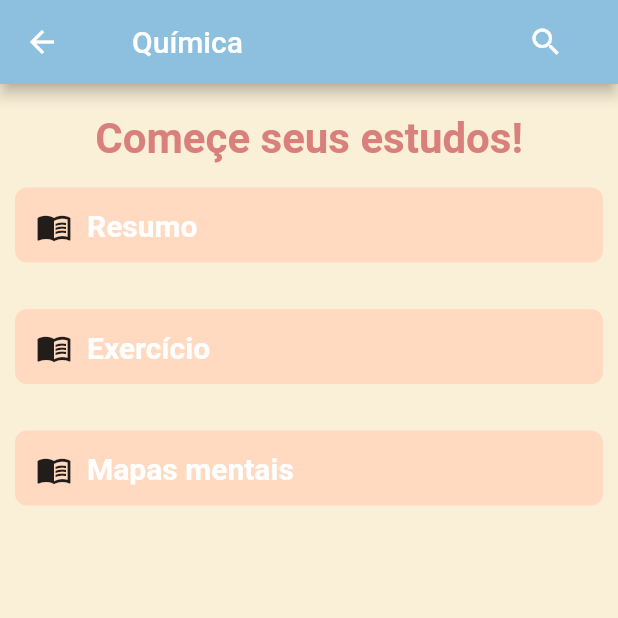
After one commit to Maahrcy/study_app, a Flutter app: the Quimica screen opened directly, on a phone screen of 412 x 824 dp, the top half of it. The commit adds this screen. Run offline on Flutter 3.47's test engine with Material 2 defaults, Android fonts, the phone set to English and light mode, and no system bars; our stand-ins replace google_fonts; missing offline and left inert: dart:html; Roboto replaces fonts that are missing (Sriracha).

Commit message:
Add files via upload

```diff
--- a/lib/resume_page/desc_pag.dart
+++ b/lib/resume_page/desc_pag.dart
@@ -1,4 +1,4 @@
-class Desc{
+ class Desc{
   final String titlo;
 
   Desc({
--- /dev/null
+++ b/lib/resume_page/quimica.dart
@@ -0,0 +1,155 @@
+import 'dart:ui';
+import 'package:flutter/cupertino.dart';
+import 'package:flutter/material.dart';
+import 'package:google_fonts/google_fonts.dart';
+import 'package:study_app/resume_page/exercise_widget.dart';
+import 'package:study_app/resume_page/mindmap_widget.dart';
+import 'package:study_app/resume_page/resume_widget.dart';
+import 'package:study_app/resume_page/desc_pag.dart';
+
+class Quimica extends StatefulWidget{
+  const Quimica({Key? key}) : super(key: key);
+
+  @override
+  _Quimica createState()=> _Quimica();
+}
+
+class _Quimica extends State<Quimica>{
+  Desc item1 = Desc(
+    titlo: 'Resumo',
+  );
+  Desc item2 = Desc(
+    titlo: 'Exercícios',
+  );
+  Desc item3 = Desc(
+    titlo: 'Mapas mentais',
+  );
+
+  @override
+  Widget build(BuildContext context) {
+    return Scaffold(
+      backgroundColor: Color(0xFFFAF0D7),
+      appBar: AppBar(
+        title: Row(
+          mainAxisAlignment: MainAxisAlignment.spaceBetween,
+          children: [
+            Row(
+              children: [
+                const Padding(
+                  padding: EdgeInsets.all(8.0),
+                ),
+                lusBody('Química'),
+              ],
+            ),
+            TextButton(onPressed: (){},
+              child: Icon(Icons.search,
+                  color: Colors.white),
+            ),
+          ],
+        ),
+          backgroundColor: Color(0xFF8CC0DE)
+      ),
+      body: buildBody(),
+    );
+  }
+
+  lusBody(String materia){
+    return Text(materia,
+      style: const TextStyle(
+        fontSize: 20,
+        color: Colors.white,
+      ),
+    );
+  }
+
+  buildBody(){
+    return ListView(
+      children: [
+        const SizedBox(height: 20),
+        Text(
+          'Começe seus estudos!',
+          style: GoogleFonts.sriracha(
+            fontSize: 28,
+            color: const Color(0xffd9807c),
+            fontWeight: FontWeight.bold,
+          ),
+          textAlign: TextAlign.center,
+        ),
+        InkWell(
+          onTap: () {
+            Navigator.push(
+              context,
+              MaterialPageRoute(
+                builder: (context) {
+                  return ResumeWidget();
+                },
+              ),
+            );
+          },
+          child: buildField('Resumo'),
+        ),
+        InkWell(
+          onTap: () {
+            Navigator.push(
+              context,
+              MaterialPageRoute(
+                builder: (context) {
+                  return ExerciseWidget();
+                },
+              ),
+            );
+          },
+          child: buildField('Exercício'),
+        ),
+        InkWell(
+          onTap: () {
+            Navigator.push(
+              context,
+              MaterialPageRoute(
+                builder: (context) {
+                  return MindMapWidget();
+                },
+              ),
+            );
+          },
+          child:  buildField('Mapas mentais'),
+        ),
+      ],
+    );
+  }
+}
+
+buildField(String text){
+  return Container(
+    height: 50,
+    margin: const EdgeInsets.fromLTRB(10, 16, 10, 15),
+    padding: const EdgeInsets.all(6),
+    decoration: BoxDecoration(
+      borderRadius: BorderRadius.circular(8),
+      color: const  Color(0xFFFFD9C0),
+    ),
+    child: Padding(
+      padding: const EdgeInsets.all(8.0),
+      child: Container(
+        decoration: const BoxDecoration(
+        ),
+        child: Row(
+          children: [
+            const Icon(Icons.menu_book,),
+            //color: Color(0xffd)),
+            Padding(
+              padding: const EdgeInsets.only(left: 10),
+              child: Text(text,
+                style: const TextStyle(
+                  fontSize: 20,
+                  color: Colors.white,
+                    fontWeight: FontWeight.bold,
+                ),
+              ),
+            )
+          ],
+        ),
+      ),
+    ),
+  );
+}
```
Also changed, not shown: lib/resume_page/mindmap_widget.dart (+50 -3 lines), lib/resume_page/resume_widget.dart (+54 -21 lines).
